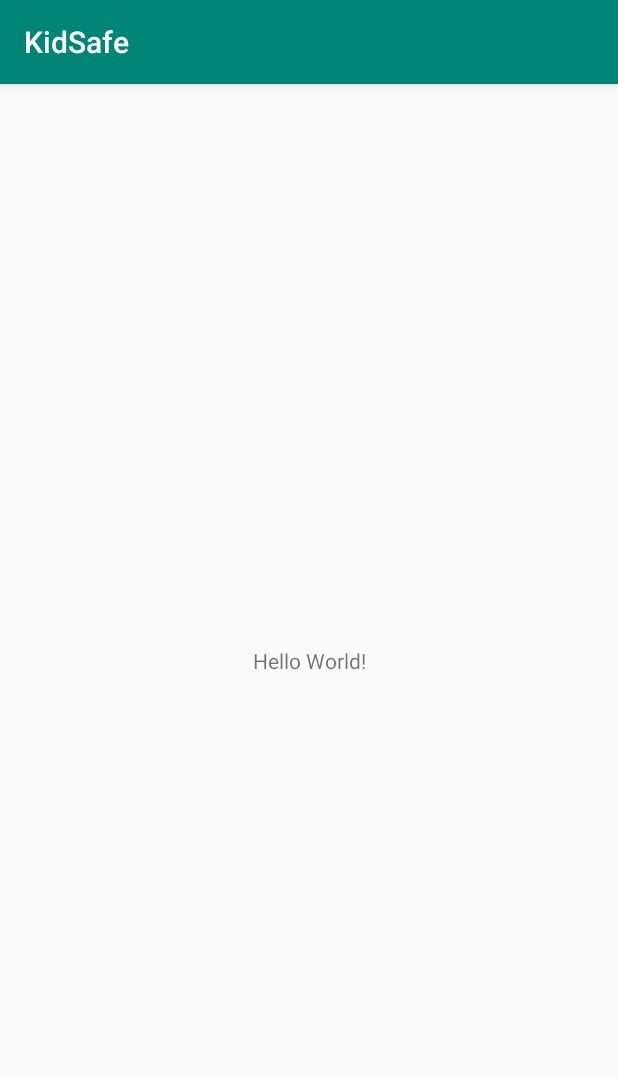
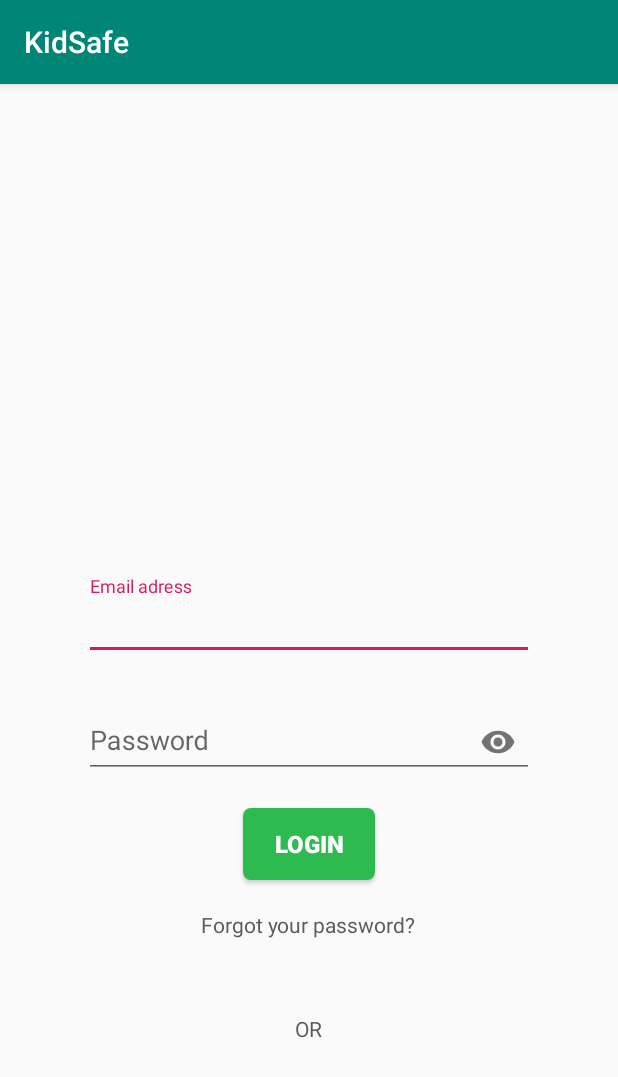
Before and after one commit to xMansour/KidSafe, an Android app: the screen it shows after launch (MainActivity before the commit, LoginActivity after it), on a phone screen of 412 x 824 dp. Shown: the top 1077 px of the screen. Run offline under Robolectric (Android 15) with nearby library versions, the phone set to English and light mode, and no system bars; our stand-ins replace Firebase (no records; nobody signed in at launch, a user with empty details on screens opened directly).

Commit message:
Implemented the login activity

```diff
--- a/Application/app/build.gradle
+++ b/Application/app/build.gradle
@@ -28,4 +28,5 @@ dependencies {
     testImplementation 'junit:junit:4.12'
     androidTestImplementation 'com.android.support.test:runner:1.0.2'
     androidTestImplementation 'com.android.support.test.espresso:espresso-core:3.0.2'
+    implementation 'com.android.support:design:28.0.0'
 }
--- /dev/null
+++ b/Application/app/src/main/java/com/mansourappdevelopment/androidapp/kidsafe/activities/LoginActivity.java
@@ -0,0 +1,129 @@
+package com.mansourappdevelopment.androidapp.kidsafe.activities;
+
+import android.content.Intent;
+import android.support.annotation.NonNull;
+import android.support.design.widget.TextInputEditText;
+import android.support.design.widget.TextInputLayout;
+import android.support.v7.app.AppCompatActivity;
+import android.os.Bundle;
+import android.view.View;
+import android.widget.Button;
+import android.widget.ImageButton;
+import android.widget.ProgressBar;
+import android.widget.TextView;
+import android.widget.Toast;
+
+import com.google.android.gms.tasks.OnCompleteListener;
+import com.google.android.gms.tasks.Task;
+import com.google.firebase.FirebaseApp;
+import com.google.firebase.auth.AuthResult;
+import com.google.firebase.auth.FirebaseAuth;
+import com.google.firebase.auth.FirebaseUser;
+import com.mansourappdevelopment.androidapp.kidsafe.R;
+
+public class LoginActivity extends AppCompatActivity {
+    private TextInputLayout txtLayoutEmail;
+    private TextInputLayout txtLayoutPassword;
+    private TextInputEditText txtEmail;
+    private TextInputEditText txtPassword;
+    private Button btnLogin;
+    private TextView txtForgotPassword;
+    private ProgressBar progressBar;
+    private FirebaseAuth mAuth;
+
+
+    @Override
+    protected void onCreate(Bundle savedInstanceState) {
+        super.onCreate(savedInstanceState);
+        setContentView(R.layout.activity_login);
+        //FirebaseApp.initializeApp(this);
+        mAuth = FirebaseAuth.getInstance();
+        txtLayoutEmail = (TextInputLayout) findViewById(R.id.txtEmailLayout);
+        txtEmail = (TextInputEditText) findViewById(R.id.txtEmail);
+
+        txtLayoutPassword = (TextInputLayout) findViewById(R.id.txtPasswordLayout);
+        txtPassword = (TextInputEditText) findViewById(R.id.txtPassword);
+
+        txtForgotPassword = (TextView) findViewById(R.id.txtForgotPassword);
+
+        progressBar = (ProgressBar) findViewById(R.id.progressBar);
+        progressBar.setVisibility(View.GONE);
+
+        btnLogin = (Button) findViewById(R.id.btnLogin);
+
+
+        btnLogin.setOnClickListener(new View.OnClickListener() {
+            @Override
+            public void onClick(View v) {
+                String email = txtEmail.getText().toString();
+                String password = txtPassword.getText().toString();
+                logIn(email, password);
+            }
+        });
+
+    }
+
+    @Override
+    protected void onStart() {
+        super.onStart();
+        FirebaseUser currentUser = mAuth.getCurrentUser();
+        //update ui -> go to the SignedIn Activity
+        if (currentUser != null)
+            startSignedInActivity();
+    }
+
+    private boolean validateForm() {
+        String emailPattern = "[a-zA-Z0-9._-]+@[a-z]+\\.+[a-z]+";
+
+        if (txtEmail.getText().toString().equals("")) {
+            txtLayoutEmail.setErrorEnabled(true);
+            txtLayoutEmail.setError("Enter your email");
+            return false;
+        } else {
+            txtLayoutEmail.setErrorEnabled(false);
+
+        }
+        if (!txtEmail.getText().toString().trim().matches(emailPattern)) {
+            txtLayoutEmail.setErrorEnabled(true);
+            txtLayoutEmail.setError("Enter a valid email");
+            return false;
+        } else {
+            txtLayoutEmail.setErrorEnabled(false);
+        }
+
+        if (txtPassword.getText().toString().length() <= 6) {
+            txtLayoutPassword.setErrorEnabled(true);
+            txtLayoutPassword.setError("Enter a valid password");
+            return false;
+        } else {
+            txtLayoutPassword.setErrorEnabled(false);
+        }
+        return true;
+    }
+
+    private void logIn(String email, String password) {
+        if (validateForm()) {
+            progressBar.setVisibility(View.VISIBLE);
+            mAuth.signInWithEmailAndPassword(email, password)
+                    .addOnCompleteListener(this, new OnCompleteListener<AuthResult>() {
+                        @Override
+                        public void onComplete(@NonNull Task<AuthResult> task) {
+                            progressBar.setVisibility(View.INVISIBLE);
+                            if (task.isSuccessful()) {
+                                FirebaseUser user = mAuth.getCurrentUser();
+                                Toast.makeText(LoginActivity.this, "Authentication Succeeded", Toast.LENGTH_SHORT).show();
+                                //update ui -> go to signedIn activity
+                                startSignedInActivity();
+                            } else {
+                                Toast.makeText(LoginActivity.this, "Authentication Failed", Toast.LENGTH_SHORT).show();
+                            }
+                        }
+                    });
+        }
+    }
+
+    private void startSignedInActivity() {
+        Intent intent = new Intent(this, SignedInActivity.class);
+        startActivity(intent);
+    }
+}
--- /dev/null
+++ b/Application/app/src/main/res/drawable/ic_account.xml
@@ -0,0 +1,5 @@
+<vector android:height="24dp" android:tint="#A8A8A8"
+    android:viewportHeight="24.0" android:viewportWidth="24.0"
+    android:width="24dp" xmlns:android="http://schemas.android.com/apk/res/android">
+    <path android:fillColor="#FF000000" android:pathData="M12,2C6.48,2 2,6.48 2,12s4.48,10 10,10 10,-4.48 10,-10S17.52,2 12,2zM12,5c1.66,0 3,1.34 3,3s-1.34,3 -3,3 -3,-1.34 -3,-3 1.34,-3 3,-3zM12,19.2c-2.5,0 -4.71,-1.28 -6,-3.22 0.03,-1.99 4,-3.08 6,-3.08 1.99,0 5.97,1.09 6,3.08 -1.29,1.94 -3.5,3.22 -6,3.22z"/>
+</vector>
--- /dev/null
+++ b/Application/app/src/main/res/drawable/login_button.xml
@@ -0,0 +1,5 @@
+<?xml version="1.0" encoding="utf-8"?>
+<shape xmlns:android="http://schemas.android.com/apk/res/android">
+    <solid android:color="@color/github_green" />
+    <corners android:radius="5dp" />
+</shape>
--- /dev/null
+++ b/Application/app/src/main/res/layout/activity_login.xml
@@ -0,0 +1,97 @@
+<?xml version="1.0" encoding="utf-8"?>
+<LinearLayout xmlns:android="http://schemas.android.com/apk/res/android"
+    xmlns:app="http://schemas.android.com/apk/res-auto"
+    xmlns:tools="http://schemas.android.com/tools"
+    android:layout_width="match_parent"
+    android:layout_height="match_parent"
+    android:gravity="center"
+    android:orientation="vertical"
+    tools:context=".activities.LoginActivity">
+
+    <ImageView
+        android:id="@+id/imageView"
+        android:layout_width="wrap_content"
+        android:layout_height="wrap_content"
+        android:layout_marginTop="100dp"
+        android:layout_marginBottom="100dp"
+        tools:layout_editor_absoluteX="141dp"
+        tools:layout_editor_absoluteY="91dp"
+        tools:srcCompat="@tools:sample/avatars" />
+
+
+    <android.support.design.widget.TextInputLayout
+        android:id="@+id/txtEmailLayout"
+        android:layout_width="300dp"
+        android:layout_height="wrap_content"
+        android:layout_marginBottom="20dp"
+        tools:layout_editor_absoluteX="8dp"
+        tools:layout_editor_absoluteY="282dp">
+
+        <android.support.design.widget.TextInputEditText
+            android:id="@+id/txtEmail"
+            android:layout_width="match_parent"
+            android:layout_height="wrap_content"
+            android:hint="Email adress"
+            android:inputType="textEmailAddress"
+            android:maxLines="1" />
+    </android.support.design.widget.TextInputLayout>
+
+    <android.support.design.widget.TextInputLayout
+        android:id="@+id/txtPasswordLayout"
+        android:layout_width="300dp"
+        android:layout_height="wrap_content"
+        android:layout_marginBottom="20dp"
+        app:passwordToggleEnabled="true"
+        tools:layout_editor_absoluteX="8dp"
+        tools:layout_editor_absoluteY="410dp">
+
+        <android.support.design.widget.TextInputEditText
+            android:id="@+id/txtPassword"
+            android:layout_width="match_parent"
+            android:layout_height="wrap_content"
+            android:hint="Password"
+            android:inputType="textPassword"
+            android:maxLines="1" />
+    </android.support.design.widget.TextInputLayout>
+
+    <Button
+        android:id="@+id/btnLogin"
+        android:layout_width="wrap_content"
+        android:layout_height="wrap_content"
+        android:background="@drawable/login_button"
+        android:text="Login"
+        android:textColor="@color/white"
+        android:textSize="16sp"
+        android:textStyle="bold"
+        tools:layout_editor_absoluteX="143dp"
+        tools:layout_editor_absoluteY="499dp" />
+
+    <TextView
+        android:id="@+id/txtForgotPassword"
+        android:layout_width="wrap_content"
+        android:layout_height="wrap_content"
+        android:layout_marginTop="20dp"
+        android:text="Forgot your password?"
+        android:textColor="@color/lightBlack"
+        tools:layout_editor_absoluteX="161dp"
+        tools:layout_editor_absoluteY="588dp" />
+
+    <TextView
+        android:id="@+id/textView"
+        android:layout_width="wrap_content"
+        android:layout_height="wrap_content"
+        android:layout_marginTop="50dp"
+        android:text="OR"
+        android:textColor="@color/lightBlack"
+        tools:layout_editor_absoluteX="185dp"
+        tools:layout_editor_absoluteY="652dp" />
+
+    <ProgressBar
+        android:id="@+id/progressBar"
+        style="?android:attr/progressBarStyle"
+        android:layout_width="50dp"
+        android:layout_height="50dp"
+        android:layout_marginBottom="20dp" />
+
+
+</LinearLayout>
--- a/Application/build.gradle
+++ b/Application/build.gradle
@@ -8,7 +8,7 @@ buildscript {
     }
     dependencies {
         classpath 'com.android.tools.build:gradle:3.3.0'
-        classpath 'com.google.gms:google-services:4.1.0'
+        classpath 'com.google.gms:google-services:4.0.1'
 
         // NOTE: Do not place your application dependencies here; they belong
         // in the individual module build.gradle files
```
Also changed, not shown: Application/app/src/main/AndroidManifest.xml (+5 -2 lines), Application/app/src/main/java/com/mansourappdevelopment/androidapp/kidsafe/activities/SignedInActivity.java (added, +15 -0 lines), Application/app/src/main/res/layout/activity_signed_in.xml (added, +9 -0 lines), Application/app/src/main/res/values/colors.xml (+18 -0 lines).
